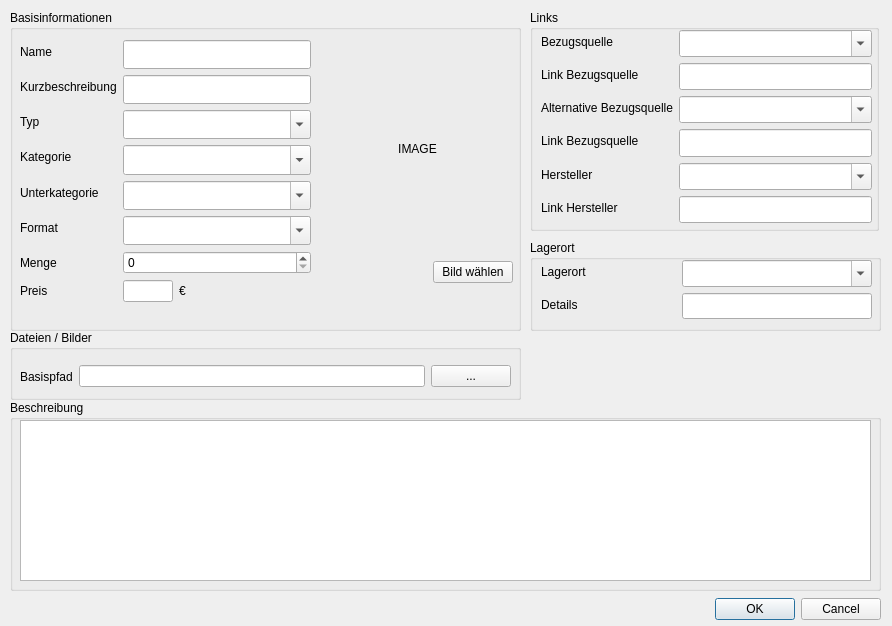
The window that src/newpartdialog.ui (oddscured/Partorium) describes before a commit, drawn with Qt 5.
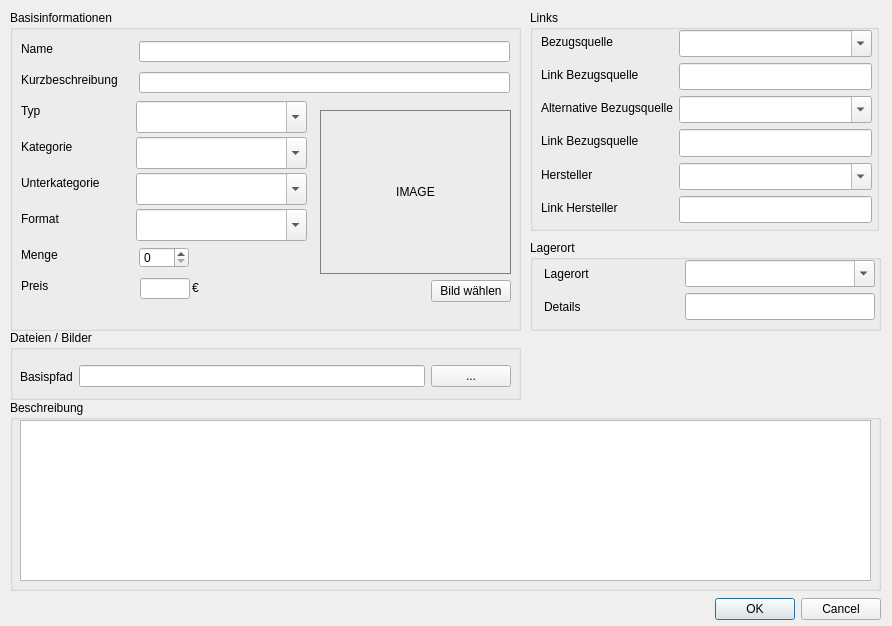
The same window after the commit.

Commit message: changed Ui, additional options for newpartdialog

Diff of the .ui file:
```diff
--- a/src/newpartdialog.ui
+++ b/src/newpartdialog.ui
@@ -44,10 +44,10 @@
    <widget class="QWidget" name="layoutWidget">
     <property name="geometry">
      <rect>
-      <x>312</x>
-      <y>32</y>
+      <x>310</x>
+      <y>100</y>
       <width>191</width>
-      <height>241</height>
+      <height>192</height>
      </rect>
     </property>
     <layout class="QVBoxLayout" name="verticalLayout">
@@ -59,6 +59,9 @@
          <height>150</height>
         </size>
        </property>
+       <property name="styleSheet">
+        <string notr="true">border: 1px solid grey;</string>
+       </property>
        <property name="text">
         <string>IMAGE</string>
        </property>
@@ -93,48 +96,15 @@
      </item>
     </layout>
    </widget>
-   <widget class="QWidget" name="">
-    <property name="geometry">
-     <rect>
-      <x>10</x>
-      <y>30</y>
-      <width>291</width>
-      <height>262</height>
-     </rect>
-    </property>
-    <layout class="QFormLayout" name="formLayout_2">
-     <property name="labelAlignment">
-      <set>Qt::AlignmentFlag::AlignLeading|Qt::AlignmentFlag::AlignLeft|Qt::AlignmentFlag::AlignVCenter</set>
-     </property>
-     <property name="formAlignment">
-      <set>Qt::AlignmentFlag::AlignLeading|Qt::AlignmentFlag::AlignLeft|Qt::AlignmentFlag::AlignTop</set>
-     </property>
-     <item row="0" column="0">
-      <widget class="QLabel" name="lbl_Name">
-       <property name="text">
-        <string>Name</string>
-       </property>
-      </widget>
-     </item>
-     <item row="0" column="1">
-      <widget class="QLineEdit" name="edt_PartName">
-       <property name="sizePolicy">
-        <sizepolicy hsizetype="Expanding" vsizetype="Expanding">
-         <horstretch>0</horstretch>
-         <verstretch>0</verstretch>
-        </sizepolicy>
-       </property>
-      </widget>
-     </item>
-     <item row="1" column="0">
-      <widget class="QLabel" name="lbl_ShortDescription">
-       <property name="text">
-        <string>Kurzbeschreibung</string>
-       </property>
-      </widget>
-     </item>
-     <item row="1" column="1">
       <widget class="QLineEdit" name="edt_ShortDescription">
+    <property name="geometry">
+     <rect>
+      <x>129</x>
+      <y>62</y>
+      <width>371</width>
+      <height>21</height>
+     </rect>
+    </property>
        <property name="sizePolicy">
         <sizepolicy hsizetype="Expanding" vsizetype="Expanding">
          <horstretch>0</horstretch>
@@ -142,62 +112,78 @@
         </sizepolicy>
        </property>
       </widget>
-     </item>
-     <item row="2" column="0">
-      <widget class="QLabel" name="lbl_Type">
-       <property name="text">
-        <string>Typ</string>
-       </property>
-      </widget>
-     </item>
-     <item row="2" column="1">
-      <widget class="QComboBox" name="cbb_Type">
+   <widget class="QSpinBox" name="spb_Quantity">
+    <property name="geometry">
+     <rect>
+      <x>129</x>
+      <y>237</y>
+      <width>50</width>
+      <height>21</height>
+     </rect>
+    </property>
        <property name="sizePolicy">
-        <sizepolicy hsizetype="Expanding" vsizetype="Expanding">
+     <sizepolicy hsizetype="Minimum" vsizetype="Fixed">
          <horstretch>0</horstretch>
          <verstretch>0</verstretch>
         </sizepolicy>
        </property>
        <property name="minimumSize">
         <size>
-         <width>120</width>
+      <width>50</width>
          <height>0</height>
         </size>
        </property>
-       <property name="editable">
-        <bool>true</bool>
-       </property>
-      </widget>
-     </item>
-     <item row="3" column="0">
-      <widget class="QLabel" name="lbl_Category">
-       <property name="text">
-        <string>Kategorie</string>
-       </property>
-      </widget>
-     </item>
-     <item row="3" column="1">
-      <widget class="QComboBox" name="cbb_Category">
-       <property name="sizePolicy">
-        <sizepolicy hsizetype="Expanding" vsizetype="Expanding">
-         <horstretch>0</horstretch>
-         <verstretch>0</verstretch>
-        </sizepolicy>
-       </property>
-       <property name="editable">
-        <bool>true</bool>
-       </property>
-      </widget>
-     </item>
-     <item row="4" column="0">
+    <property name="maximum">
+     <number>500</number>
+    </property>
+   </widget>
       <widget class="QLabel" name="lbl_Subcategory">
+    <property name="geometry">
+     <rect>
+      <x>11</x>
+      <y>165</y>
+      <width>90</width>
+      <height>16</height>
+     </rect>
+    </property>
        <property name="text">
         <string>Unterkategorie</string>
        </property>
       </widget>
-     </item>
-     <item row="4" column="1">
+   <widget class="QComboBox" name="cbb_Type">
+    <property name="geometry">
+     <rect>
+      <x>126</x>
+      <y>91</y>
+      <width>171</width>
+      <height>32</height>
+     </rect>
+    </property>
+    <property name="sizePolicy">
+     <sizepolicy hsizetype="Expanding" vsizetype="Expanding">
+      <horstretch>0</horstretch>
+      <verstretch>0</verstretch>
+     </sizepolicy>
+    </property>
+    <property name="minimumSize">
+     <size>
+      <width>120</width>
+      <height>0</height>
+     </size>
+    </property>
+    <property name="editable">
+     <bool>true</bool>
+    </property>
+   </widget>
       <widget class="QComboBox" name="cbb_SubCategory">
+    <property name="geometry">
+     <rect>
+      <x>126</x>
+      <y>163</y>
+      <width>171</width>
+      <height>32</height>
+     </rect>
+    </property>
        <property name="sizePolicy">
         <sizepolicy hsizetype="Expanding" vsizetype="Expanding">
          <horstretch>0</horstretch>
@@ -207,17 +193,77 @@
        <property name="editable">
         <bool>true</bool>
        </property>
-      </widget>
-     </item>
-     <item row="5" column="0">
+    <property name="sizeAdjustPolicy">
+     <enum>QComboBox::SizeAdjustPolicy::AdjustToContentsOnFirstShow</enum>
+    </property>
+   </widget>
+   <widget class="QComboBox" name="cbb_Category">
+    <property name="geometry">
+     <rect>
+      <x>126</x>
+      <y>127</y>
+      <width>171</width>
+      <height>32</height>
+     </rect>
+    </property>
+    <property name="sizePolicy">
+     <sizepolicy hsizetype="Expanding" vsizetype="Expanding">
+      <horstretch>0</horstretch>
+      <verstretch>0</verstretch>
+     </sizepolicy>
+    </property>
+    <property name="editable">
+     <bool>true</bool>
+    </property>
+   </widget>
+   <widget class="QLabel" name="lbl_Price">
+    <property name="geometry">
+     <rect>
+      <x>11</x>
+      <y>268</y>
+      <width>30</width>
+      <height>16</height>
+     </rect>
+    </property>
+    <property name="text">
+     <string>Preis</string>
+    </property>
+   </widget>
+   <widget class="QLabel" name="lbl_ShortDescription">
+    <property name="geometry">
+     <rect>
+      <x>11</x>
+      <y>62</y>
+      <width>110</width>
+      <height>16</height>
+     </rect>
+    </property>
+    <property name="text">
+     <string>Kurzbeschreibung</string>
+    </property>
+   </widget>
       <widget class="QLabel" name="lbl_Format">
+    <property name="geometry">
+     <rect>
+      <x>11</x>
+      <y>201</y>
+      <width>43</width>
+      <height>16</height>
+     </rect>
+    </property>
        <property name="text">
         <string>Format</string>
        </property>
       </widget>
-     </item>
-     <item row="5" column="1">
       <widget class="QComboBox" name="cbb_Format">
+    <property name="geometry">
+     <rect>
+      <x>126</x>
+      <y>199</y>
+      <width>171</width>
+      <height>32</height>
+     </rect>
+    </property>
        <property name="sizePolicy">
         <sizepolicy hsizetype="Expanding" vsizetype="Expanding">
          <horstretch>0</horstretch>
@@ -228,44 +274,99 @@
         <bool>true</bool>
        </property>
       </widget>
-     </item>
-     <item row="6" column="0">
+   <widget class="QLabel" name="lbl_Category">
+    <property name="geometry">
+     <rect>
+      <x>11</x>
+      <y>129</y>
+      <width>58</width>
+      <height>16</height>
+     </rect>
+    </property>
+    <property name="text">
+     <string>Kategorie</string>
+    </property>
+   </widget>
       <widget class="QLabel" name="lbl_Quantity">
+    <property name="geometry">
+     <rect>
+      <x>11</x>
+      <y>237</y>
+      <width>41</width>
+      <height>16</height>
+     </rect>
+    </property>
        <property name="text">
         <string>Menge</string>
        </property>
       </widget>
-     </item>
-     <item row="6" column="1">
-      <widget class="QSpinBox" name="spb_Quantity">
+   <widget class="QLabel" name="lbl_Type">
+    <property name="geometry">
+     <rect>
+      <x>11</x>
+      <y>93</y>
+      <width>22</width>
+      <height>16</height>
+     </rect>
+    </property>
+    <property name="text">
+     <string>Typ</string>
+    </property>
+   </widget>
+   <widget class="QLineEdit" name="edt_PartName">
+    <property name="geometry">
+     <rect>
+      <x>129</x>
+      <y>31</y>
+      <width>371</width>
+      <height>21</height>
+     </rect>
+    </property>
        <property name="sizePolicy">
-        <sizepolicy hsizetype="Minimum" vsizetype="Fixed">
+     <sizepolicy hsizetype="Expanding" vsizetype="Expanding">
          <horstretch>0</horstretch>
          <verstretch>0</verstretch>
         </sizepolicy>
        </property>
-       <property name="minimumSize">
-        <size>
-         <width>50</width>
-         <height>0</height>
-        </size>
-       </property>
-       <property name="maximum">
-        <number>500</number>
-       </property>
-      </widget>
-     </item>
-     <item row="7" column="0">
-      <widget class="QLabel" name="lbl_Price">
+   </widget>
+   <widget class="QLabel" name="lbl_Name">
+    <property name="geometry">
+     <rect>
+      <x>11</x>
+      <y>31</y>
+      <width>35</width>
+      <height>16</height>
+     </rect>
+    </property>
+    <property name="text">
+     <string>Name</string>
+    </property>
+   </widget>
+   <widget class="QLabel" name="label">
+    <property name="geometry">
+     <rect>
+      <x>182</x>
+      <y>270</y>
+      <width>16</width>
+      <height>16</height>
+     </rect>
+    </property>
        <property name="text">
-        <string>Preis</string>
-       </property>
-      </widget>
-     </item>
-     <item row="7" column="1">
-      <layout class="QHBoxLayout" name="horizontalLayout_3">
-       <item>
+     <string>€</string>
+    </property>
+    <property name="alignment">
+     <set>Qt::AlignmentFlag::AlignLeading|Qt::AlignmentFlag::AlignLeft|Qt::AlignmentFlag::AlignVCenter</set>
+    </property>
+   </widget>
         <widget class="QLineEdit" name="edt_Price">
+    <property name="geometry">
+     <rect>
+      <x>130</x>
+      <y>268</y>
+      <width>50</width>
+      <height>21</height>
+     </rect>
+    </property>
          <property name="sizePolicy">
           <sizepolicy hsizetype="Fixed" vsizetype="Fixed">
            <horstretch>0</horstretch>
@@ -279,21 +380,6 @@
           </size>
          </property>
         </widget>
-       </item>
-       <item>
-        <widget class="QLabel" name="label">
-         <property name="text">
-          <string>€</string>
-         </property>
-         <property name="alignment">
-          <set>Qt::AlignmentFlag::AlignLeading|Qt::AlignmentFlag::AlignLeft|Qt::AlignmentFlag::AlignVCenter</set>
-         </property>
-        </widget>
-       </item>
-      </layout>
-     </item>
-    </layout>
-   </widget>
   </widget>
   <widget class="QGroupBox" name="grp_Links">
    <property name="geometry">
@@ -472,22 +558,16 @@
    <property name="title">
     <string>Lagerort</string>
    </property>
-   <widget class="QWidget" name="layoutWidget">
+   <widget class="QWidget" name="">
     <property name="geometry">
      <rect>
-      <x>11</x>
+      <x>14</x>
       <y>20</y>
       <width>331</width>
-      <height>59</height>
+      <height>60</height>
      </rect>
     </property>
-    <layout class="QFormLayout" name="formLayout_3">
-     <property name="labelAlignment">
-      <set>Qt::AlignmentFlag::AlignLeading|Qt::AlignmentFlag::AlignLeft|Qt::AlignmentFlag::AlignVCenter</set>
-     </property>
-     <property name="formAlignment">
-      <set>Qt::AlignmentFlag::AlignLeading|Qt::AlignmentFlag::AlignLeft|Qt::AlignmentFlag::AlignTop</set>
-     </property>
+    <layout class="QGridLayout" name="gridLayout">
      <item row="0" column="0">
       <widget class="QLabel" name="lbl_StorageLocation">
        <property name="text">
@@ -498,7 +578,7 @@
      <item row="0" column="1">
       <widget class="QComboBox" name="cbb_StorageLocation">
        <property name="sizePolicy">
-        <sizepolicy hsizetype="Preferred" vsizetype="Expanding">
+        <sizepolicy hsizetype="Expanding" vsizetype="Expanding">
          <horstretch>0</horstretch>
          <verstretch>0</verstretch>
         </sizepolicy>
```
Left out of the diff: 9 changed lines with no effect on the pictures. Lines whose indentation alone changed are shown as unchanged. The commit also changes 4 other files.
